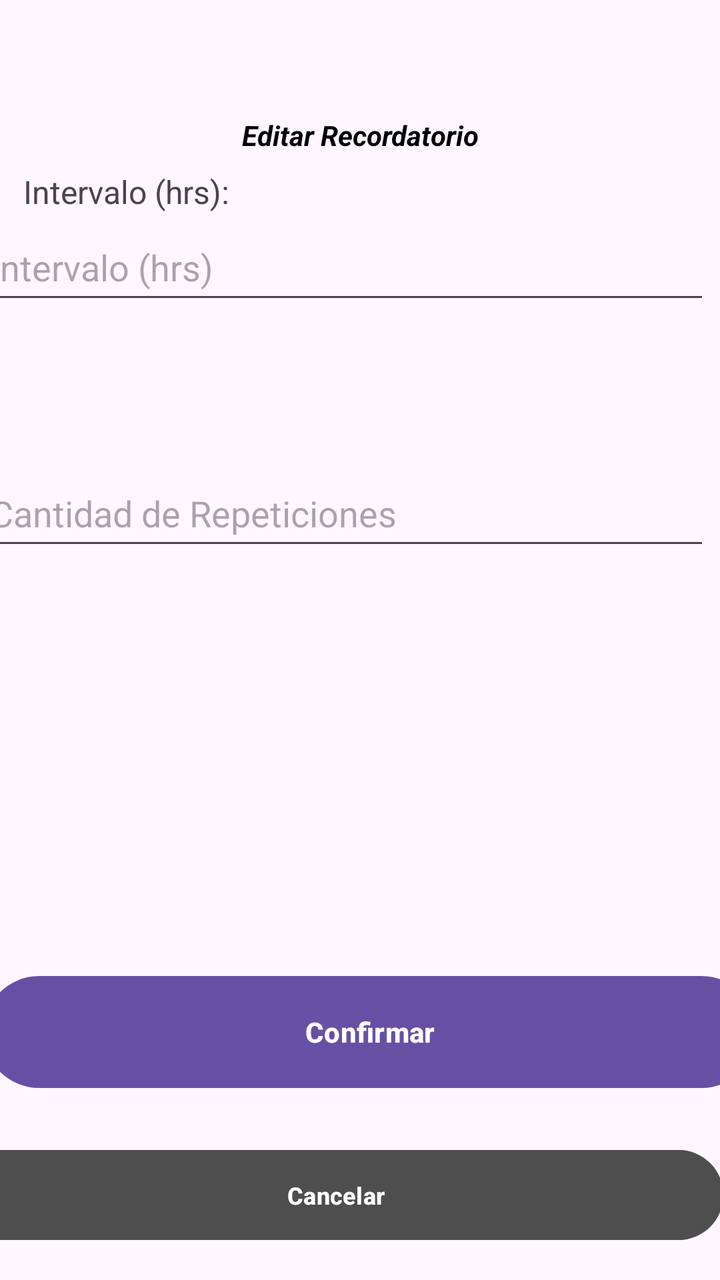
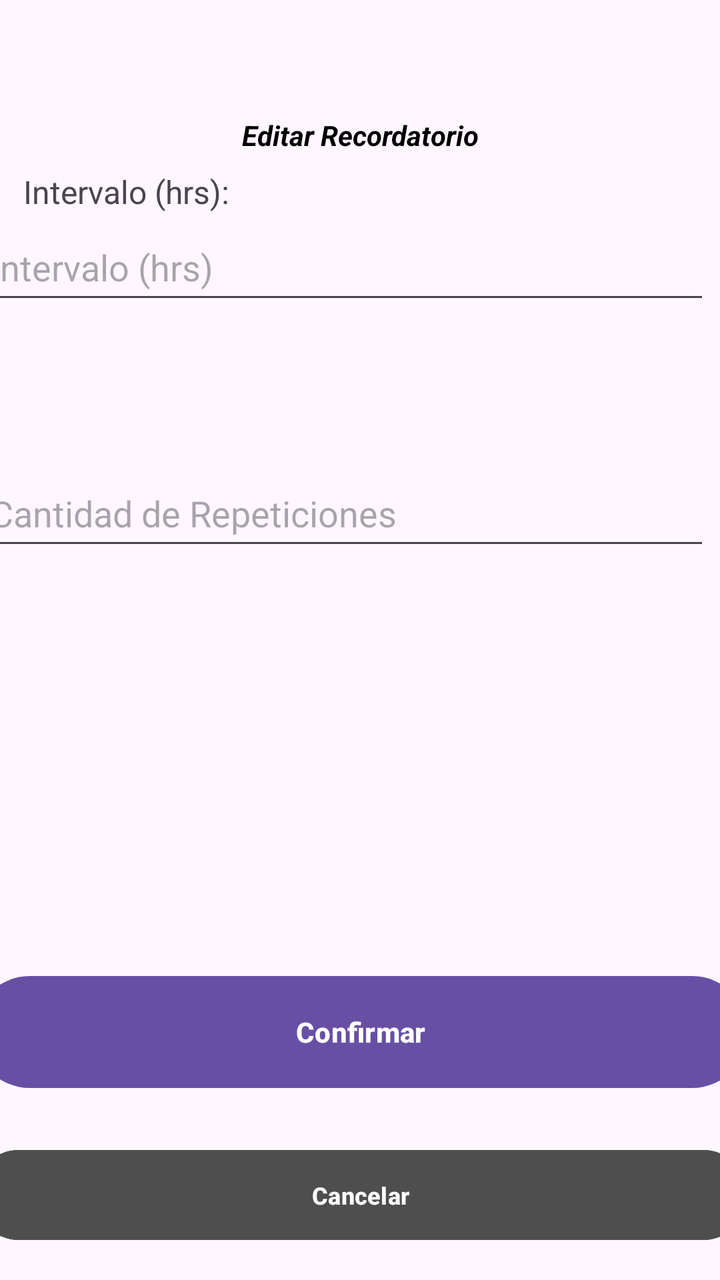

The first picture is an Android layout as it rendered before a commit; the second is the same layout after the commit. The layout source and the unified diff follow.
<!-- AndroidManifest.xml: application theme Theme.MobilesVC -->
<!-- res/layout/recordatorio_edit_view.xml -->
<?xml version="1.0" encoding="utf-8"?>
<androidx.constraintlayout.widget.ConstraintLayout xmlns:android="http://schemas.android.com/apk/res/android"
    xmlns:app="http://schemas.android.com/apk/res-auto"
    xmlns:tools="http://schemas.android.com/tools"
    android:layout_width="match_parent"
    android:layout_height="match_parent">

    <TextView
        android:id="@+id/textView49"
        android:layout_width="200dp"
        android:layout_height="22dp"
        android:layout_marginTop="296dp"
        android:text="Cantidad de Repeticiones:"
        android:textSize="16sp"
        app:layout_constraintBottom_toTopOf="@+id/vCantidadEdit"
        app:layout_constraintEnd_toEndOf="parent"
        app:layout_constraintHorizontal_bias="0.051"
        app:layout_constraintStart_toStartOf="parent"
        app:layout_constraintTop_toTopOf="parent"
        app:layout_constraintVertical_bias="1.0" />

    <TextView
        android:id="@+id/textView48"
        android:layout_width="130dp"
        android:layout_height="22dp"
        android:text="Intervalo (hrs):"
        android:textSize="16sp"
        app:layout_constraintBottom_toTopOf="@+id/vIntervaloEdit"
        app:layout_constraintEnd_toEndOf="parent"
        app:layout_constraintHorizontal_bias="0.051"
        app:layout_constraintStart_toStartOf="parent" />

    <com.google.android.material.textfield.TextInputEditText
        android:id="@+id/vIntervaloEdit"
        android:layout_width="364dp"
        android:layout_height="50dp"
        android:layout_marginStart="16dp"
        android:layout_marginEnd="31dp"
        android:layout_marginBottom="73dp"
        android:hint="Intervalo (hrs)"
        app:layout_constraintBottom_toTopOf="@+id/vCantidadEdit"
        app:layout_constraintEnd_toEndOf="parent"
        app:layout_constraintStart_toStartOf="parent" />

    <com.google.android.material.textfield.TextInputEditText
        android:id="@+id/vCantidadEdit"
        android:layout_width="364dp"
        android:layout_height="50dp"
        android:layout_marginStart="16dp"
        android:layout_marginEnd="31dp"
        android:layout_marginBottom="204dp"
        android:hint="Cantidad de Repeticiones"
        app:layout_constraintBottom_toTopOf="@+id/vEditRecordatorio"
        app:layout_constraintEnd_toEndOf="parent"
        app:layout_constraintStart_toStartOf="parent" />

    <Button
        android:id="@+id/vEditRecordatorio"
        android:layout_width="387dp"
        android:layout_height="64dp"
        android:layout_marginTop="48dp"
        android:layout_marginBottom="92dp"
        android:paddingVertical="14dp"
        android:text="Confirmar"
        android:textStyle="bold"
        app:layout_constraintBottom_toBottomOf="parent"
        app:layout_constraintEnd_toEndOf="parent"
        app:layout_constraintHorizontal_bias="0.333"
        app:layout_constraintStart_toStartOf="parent" />

    <TextView
        android:id="@+id/textView7"
        android:layout_width="wrap_content"
        android:layout_height="wrap_content"
        android:layout_marginStart="97dp"
        android:layout_marginTop="58dp"
        android:layout_marginEnd="97dp"
        android:fontFamily="sans-serif"
        android:text="Editar Recordatorio"
        android:textColor="#000000"
        android:textStyle="bold|italic"
        app:layout_constraintEnd_toEndOf="parent"
        app:layout_constraintStart_toStartOf="parent"
        app:layout_constraintTop_toTopOf="parent"
        tools:textSize="26sp" />

    <Button
        android:id="@+id/vVolverRecordatorioEdit"
        android:layout_width="387dp"
        android:layout_height="53dp"
        android:layout_marginHorizontal="24dp"
        android:layout_marginTop="8dp"
        android:layout_marginBottom="16dp"
        android:backgroundTint="#4E4E4E"
        android:paddingVertical="10dp"
        android:text="Cancelar"
        android:textSize="12sp"
        android:textStyle="bold"
        android:visibility="visible"
        app:layout_constraintBottom_toBottomOf="parent"
        app:layout_constraintEnd_toEndOf="parent"
        app:layout_constraintHorizontal_bias="0.666"
        app:layout_constraintStart_toStartOf="parent" />

</androidx.constraintlayout.widget.ConstraintLayout>
<!-- resources referenced by this layout -->
<resources>
  <style name="Theme.MobilesVC" parent="Base.Theme.MobilesVC" />
  <style name="Base.Theme.MobilesVC" parent="Theme.Material3.DayNight.NoActionBar">
          
          
      </style>
</resources>

<!-- the commit's change to res/layout/recordatorio_edit_view.xml (unified diff, before → after) -->
@@ -58,14 +58,13 @@
         android:id="@+id/vEditRecordatorio"
         android:layout_width="387dp"
         android:layout_height="64dp"
-        android:layout_marginTop="48dp"
         android:layout_marginBottom="92dp"
         android:paddingVertical="14dp"
         android:text="Confirmar"
         android:textStyle="bold"
         app:layout_constraintBottom_toBottomOf="parent"
         app:layout_constraintEnd_toEndOf="parent"
-        app:layout_constraintHorizontal_bias="0.333"
+        app:layout_constraintHorizontal_bias="0.5"
         app:layout_constraintStart_toStartOf="parent" />
 
     <TextView
@@ -89,7 +88,6 @@
         android:layout_width="387dp"
         android:layout_height="53dp"
         android:layout_marginHorizontal="24dp"
-        android:layout_marginTop="8dp"
         android:layout_marginBottom="16dp"
         android:backgroundTint="#4E4E4E"
         android:paddingVertical="10dp"
@@ -99,7 +97,7 @@
         android:visibility="visible"
         app:layout_constraintBottom_toBottomOf="parent"
         app:layout_constraintEnd_toEndOf="parent"
-        app:layout_constraintHorizontal_bias="0.666"
+        app:layout_constraintHorizontal_bias="0.5"
         app:layout_constraintStart_toStartOf="parent" />
 
 </androidx.constraintlayout.widget.ConstraintLayout>
